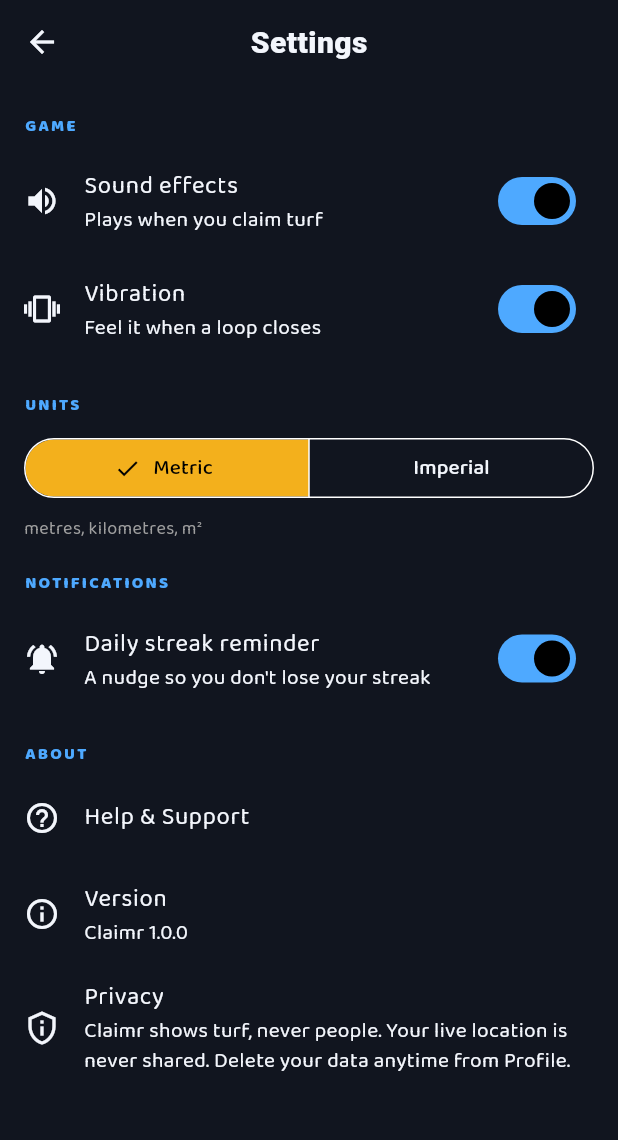
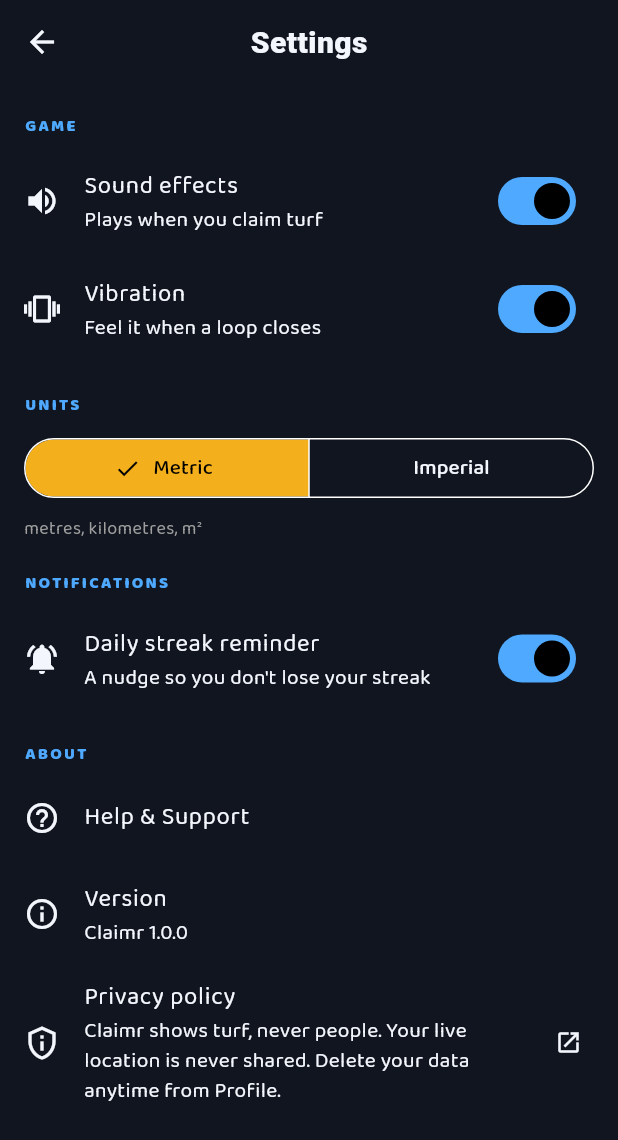
Before and after one commit to pranaymunj/mob-game, a Flutter app: the SettingsScreen screen opened directly, on a phone screen of 412 x 824 dp. Shown: the top 1140 px of the screen. Run offline on Flutter 3.47's test engine with Material 3 defaults, Android fonts, the phone set to English and light mode, and no system bars; our stand-ins replace audioplayers, battery_plus, flutter_dotenv, flutter_local_notifications, flutter_riverpod, geolocator and 4 more; missing offline and left inert: mapbox_maps_flutter, turf; accounts and stored records are empty; network calls fail.

Commit message:
Clear the two store blockers, and correct guidance that would fail review
Neither blocker was code: submission was impossible without a hosted privacy
policy, and no uploadable Android bundle could be produced without a keystore.

PRIVACY POLICY. Written against what the app actually collects, audited from
the schema and the analytics call sites rather than from a template — location
only during an active run, anonymous accounts, photo flags, diagnostics, and
the two processors that see any of it (Supabase, Mapbox). Linked from Settings
via a constant, with the URL shown in a snackbar if the link fails, because a
privacy link that dies silently is a rejection.

KEYSTORE. The guide said to ask me to wire Gradle; build.gradle.kts has in fact
read key.properties for some time and falls back to the debug key when absent.
Corrected, with the two unrecoverable warnings spelled out — lose the .jks and
this app can never be updated on Play again.

A CORRECTION THAT MATTERS. The guide told you to declare "while in use" and not
request background location. The app does exactly the opposite: it sets
allowBackgroundLocationUpdates and declares ACCESS_BACKGROUND_LOCATION, because
tracking has to survive a locked screen. Following the old advice would have
meant declaring one thing and shipping another, which is the most common
rejection for location games. Rewritten to declare it honestly and lead with
the safety argument.

The done-list also claimed anti-cheat gating was live. It is written but
unapplied, so that box is now unticked with the exact files to run.

Co-Authored-By: Claude Opus 5 <noreply@anthropic.com>

```diff
--- a/lib/core/constants.dart
+++ b/lib/core/constants.dart
@@ -5,6 +5,15 @@ class AppConstants {
   AppConstants._();
 
   static const String appName = 'Claimr';
+
+  // Both app stores require a reachable privacy policy URL, and reviewers do
+  // follow the link. Served from docs/PRIVACY.md via GitHub Pages — see
+  // docs/LAUNCH_GUIDE.md for how to turn that on. If the repo is renamed or
+  // Pages is disabled this link dies silently, so check it before submitting.
+  static const String privacyPolicyUrl =
+      'https://pranaymunj.github.io/mob-game/PRIVACY.html';
+
+  static const String supportEmail = 'munjpranay0@gmail.com';
 
   // Cost discipline (CLAUDE.md Part 5): batch GPS updates, don't stream every frame.
   static const Duration gpsBatchInterval = Duration(seconds: 3);
--- a/lib/features/settings/settings_screen.dart
+++ b/lib/features/settings/settings_screen.dart
@@ -2,6 +2,7 @@
 
 import 'package:flutter/material.dart';
 import 'package:flutter_riverpod/flutter_riverpod.dart';
+import 'package:url_launcher/url_launcher.dart';
 
 import '../../core/constants.dart';
 import '../../services/notification_service.dart';
@@ -86,13 +87,26 @@ class SettingsScreen extends ConsumerWidget {
             title: Text('Version'),
             subtitle: Text('${AppConstants.appName} 1.0.0'),
           ),
-          const ListTile(
-            leading: Icon(Icons.privacy_tip_outlined),
-            title: Text('Privacy'),
-            subtitle: Text(
+          ListTile(
+            leading: const Icon(Icons.privacy_tip_outlined),
+            title: const Text('Privacy policy'),
+            subtitle: const Text(
               'Claimr shows turf, never people. Your live location is never '
               'shared. Delete your data anytime from Profile.',
             ),
+            trailing: const Icon(Icons.open_in_new, size: 18),
+            onTap: () async {
+              final uri = Uri.parse(AppConstants.privacyPolicyUrl);
+              // Fall back to a copyable address rather than failing silently —
+              // a dead privacy link is a store-review rejection.
+              if (!await launchUrl(uri, mode: LaunchMode.externalApplication)) {
+                if (context.mounted) {
+                  ScaffoldMessenger.of(context).showSnackBar(SnackBar(
+                    content: Text(AppConstants.privacyPolicyUrl),
+                  ));
+                }
+              }
+            },
           ),
           const SizedBox(height: 24),
         ],
--- a/pubspec.yaml
+++ b/pubspec.yaml
@@ -47,6 +47,7 @@ dependencies:
   share_plus: ^13.2.1
   audioplayers: ^6.1.0
   battery_plus: ^7.1.1
+  url_launcher: ^6.3.2
 
 dev_dependencies:
   flutter_test:
```
Also changed, not shown: pubspec.lock, 2 other files.
